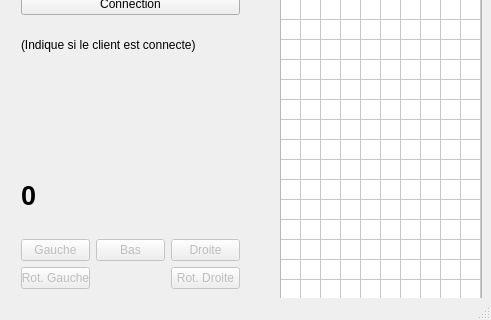
Above: ClientClassique/mainwindow.ui from Aranud/PI3A_Tetris before the change; both pictures show x 0 to 491 and y 147 to 467 of the 491 by 467 pixel window. Below: the same form after it.
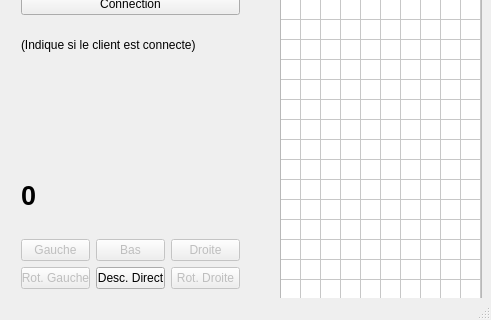
That is the form after the change.

Commit message:
Client Classique : Fixe score + Ajout Desc rapide
Fixe le score quand une ligne est complète et ajout de la commande
permettant de faire descendre un tetromino jusqu'a qu'il bloque

Diff of the .ui file:
```diff
--- a/ClientClassique/mainwindow.ui
+++ b/ClientClassique/mainwindow.ui
@@ -230,6 +230,13 @@
          </property>
         </widget>
        </item>
+       <item row="1" column="1">
+        <widget class="QPushButton" name="boutonDescDirect">
+         <property name="text">
+          <string>Desc. Direct</string>
+         </property>
+        </widget>
+       </item>
       </layout>
      </item>
     </layout>
```
The commit also changes 5 other files.
